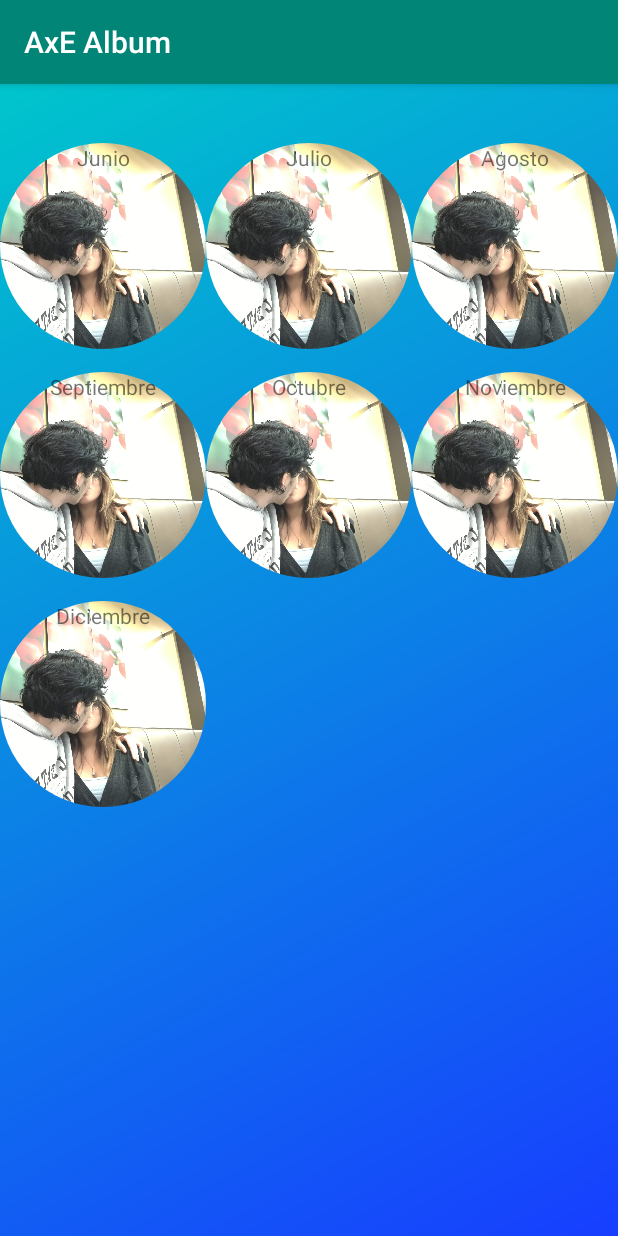
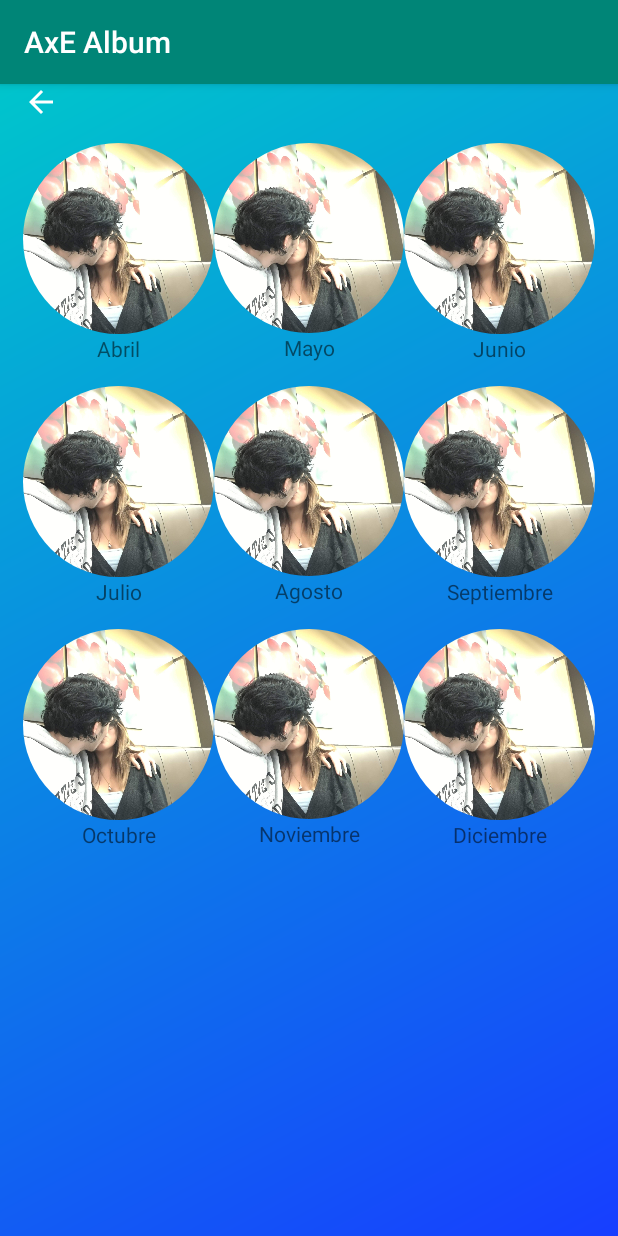
Before and after one commit to kvaleriano/AndroidAlbum, an Android app: the screen it shows after launch (YearActivity), after a tap on "2018", on a phone screen of 412 x 824 dp. Run offline under Robolectric (Android 15) with nearby library versions, the phone set to English and light mode, and no system bars; our stand-ins replace CircleImageView, Room's generated code.

Commit message:
Fixed too big bitmap bug and finalized all views, added new fonts

```diff
--- a/app/src/main/java/com/example/axealbum/Activities/LandmarkActivity.kt
+++ b/app/src/main/java/com/example/axealbum/Activities/LandmarkActivity.kt
@@ -3,6 +3,7 @@ package com.example.axealbum.Activities
 import android.os.AsyncTask
 import android.os.Bundle
 import android.support.v7.app.AppCompatActivity
+import android.support.v7.widget.LinearLayoutManager
 import com.example.axealbum.Adapters.MemoryAdapter
 import com.example.axealbum.Dao.DataBase
 import com.example.axealbum.R
@@ -19,6 +20,9 @@ class LandmarkActivity: AppCompatActivity() {
         backImageView.setOnClickListener {
             onBackPressed()
         }
+
+        val layoutManager = LinearLayoutManager(this)
+        memoriesRecyclerView.layoutManager = layoutManager
 
         mDb = DataBase.getInstance(this)
 
--- a/app/src/main/java/com/example/axealbum/Activities/MainActivity.kt
+++ b/app/src/main/java/com/example/axealbum/Activities/MainActivity.kt
@@ -187,12 +187,8 @@ class MainActivity : AppCompatActivity() {
 
     private fun insertLandmarksInDb(landmarks: List<Landmark>) {
         val task = Runnable {
-            val currentLandmarks = mDb?.landmarkDao()?.getAll()
-            currentLandmarks?.let {
-                if (it.isNotEmpty()) {
-                    return@Runnable
-                }
-            }
+            mDb?.landmarkDao()?.deleteAll()
+
             for (i in 0 until landmarks.size) {
                 mDb?.landmarkDao()?.insert(landmarks[i])
             }
@@ -203,12 +199,8 @@ class MainActivity : AppCompatActivity() {
     private fun insertMemoriesInDb(memories: List<Memory>) {
 
         val task = Runnable {
-            val currentMemories = mDb?.memoryDao()?.getAll()
-            currentMemories?.let {
-                if (it.isNotEmpty()) {
-                    return@Runnable
-                }
-            }
+            mDb?.memoryDao()?.deleteAll()
+
             for (i in 0 until memories.size) {
                 mDb?.memoryDao()?.insert(memories[i])
             }
--- a/app/src/main/java/com/example/axealbum/Dao/Database.kt
+++ b/app/src/main/java/com/example/axealbum/Dao/Database.kt
@@ -7,7 +7,7 @@ import android.content.Context
 import com.example.axealbum.Data.Landmark
 import com.example.axealbum.Data.Memory
 
-@Database(entities = arrayOf(Landmark::class, Memory::class), version = 1)
+@Database(entities = arrayOf(Landmark::class, Memory::class), version = 2)
 abstract class DataBase : RoomDatabase() {
 
     abstract fun landmarkDao(): LandmarkDao
@@ -21,6 +21,7 @@ abstract class DataBase : RoomDatabase() {
                 synchronized(DataBase::class) {
                     INSTANCE = Room.databaseBuilder(context.getApplicationContext(),
                         DataBase::class.java, "axealbum.db")
+                        .fallbackToDestructiveMigration()
                         .build()
                 }
             }
--- a/app/src/main/java/com/example/axealbum/Data/Landmark.kt
+++ b/app/src/main/java/com/example/axealbum/Data/Landmark.kt
@@ -6,10 +6,13 @@ import android.arch.persistence.room.ForeignKey
 import android.arch.persistence.room.PrimaryKey
 
 @Entity
-data class Landmark(@PrimaryKey var title: String,
+data class Landmark(
+                    @ColumnInfo(name = "titler") var title: String,
                   @ColumnInfo(name = "image") var image: Int,
                     @ColumnInfo(name = "year") var year: String
 
 ){
+    @PrimaryKey(autoGenerate = true)
+    var id : Int = 0
     constructor():this("", 0, "")
 }
--- a/app/src/main/res/layout/activity_year.xml
+++ b/app/src/main/res/layout/activity_year.xml
@@ -12,13 +12,12 @@
             android:layout_marginLeft="15dp"
             android:layout_marginStart="15dp"
             android:src="@drawable/back"
-            app:layout_constraintRight_toLeftOf="parent"
-            app:layout_constraintTop_toTopOf="parent"
-            android:padding="4dp"/>
+            app:layout_constraintLeft_toLeftOf="parent"
+            app:layout_constraintTop_toTopOf="parent"/>
 
     <android.support.v7.widget.RecyclerView
             android:id="@+id/landmarksRecyclerView"
-            android:layout_width="wrap_content"
+            android:layout_width="0dp"
             android:layout_height="wrap_content"
             android:layout_marginStart="15dp"
             android:layout_marginEnd="15dp"
--- a/app/src/main/res/layout/row_landmark.xml
+++ b/app/src/main/res/layout/row_landmark.xml
@@ -20,6 +20,6 @@
             android:layout_height="wrap_content"
             app:layout_constraintLeft_toLeftOf="parent"
             app:layout_constraintRight_toRightOf="parent"
-            app:layout_constraintTop_toBottomOf="@id/memoryImageView"/>
+            app:layout_constraintTop_toBottomOf="@id/landmarkImageView"/>
 
 </android.support.constraint.ConstraintLayout>
```
Also changed, not shown: app/src/main/java/com/example/axealbum/Adapters/MemoryAdapter.kt (+10 -3 lines), app/src/main/res/layout/activity_landmark.xml (+3 -4 lines), app/src/main/res/layout/row_memory.xml (+6 -7 lines), app/src/main/res/font/Montserrat-Bold.ttf (added), app/src/main/res/font/Montserrat-Light.otf (added).
